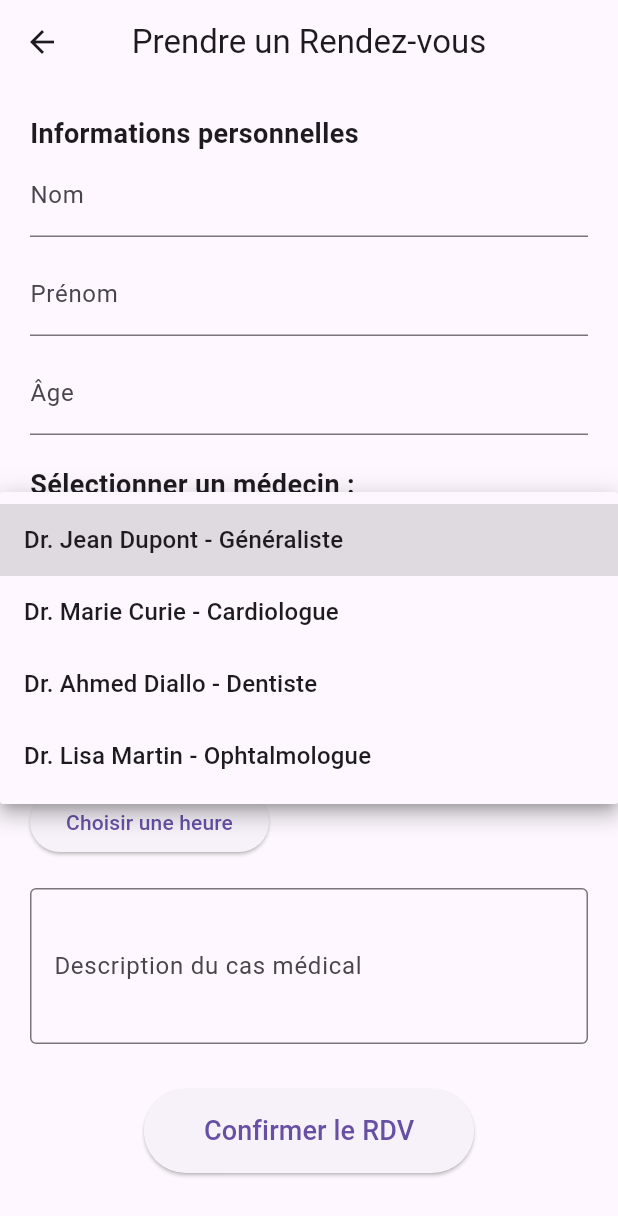
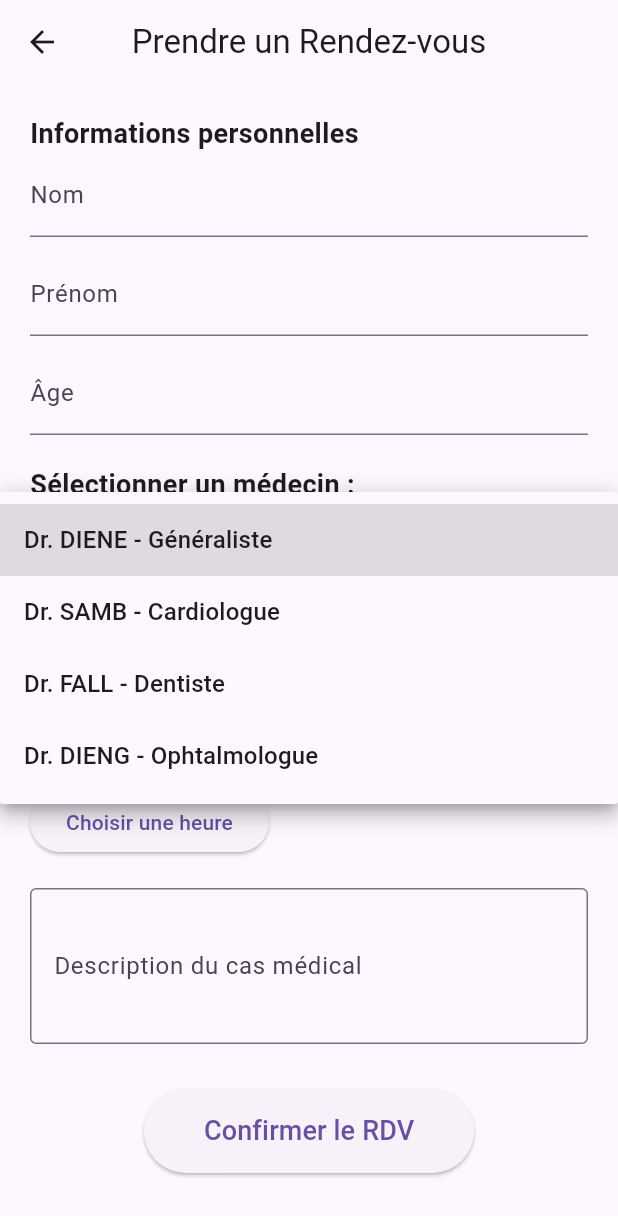
Before and after one commit to amyndoyediene/amisante10, a Flutter app: the RDVPage screen opened directly, after a tap on "Choisissez un médecin", on a phone screen of 412 x 824 dp. Shown: the top 1216 px of the screen. Run offline on Flutter 3.47's test engine with Material 3 defaults, Android fonts, the phone set to English and light mode, and no system bars; our stand-ins replace table_calendar.

Commit message:
je suis la ici DEPUIS lorsque

```diff
--- a/lib/page/assistance.dart
+++ b/lib/page/assistance.dart
@@ -55,10 +55,10 @@ class _RDVPageState extends State<RDVPage> {
   TimeOfDay? selectedTime;
   String? selectedDoctor;
   final List<String> doctors = [
-    "Dr. Jean Dupont - Généraliste",
-    "Dr. Marie Curie - Cardiologue",
-    "Dr. Ahmed Diallo - Dentiste",
-    "Dr. Lisa Martin - Ophtalmologue"
+    "Dr. DIENE - Généraliste",
+    "Dr. SAMB - Cardiologue",
+    "Dr. FALL - Dentiste",
+    "Dr. DIENG - Ophtalmologue"
   ];
 
   // Contrôleurs pour les champs de saisie
```
Also changed, not shown: lib/page/quiz.dart (+24 -14 lines).
